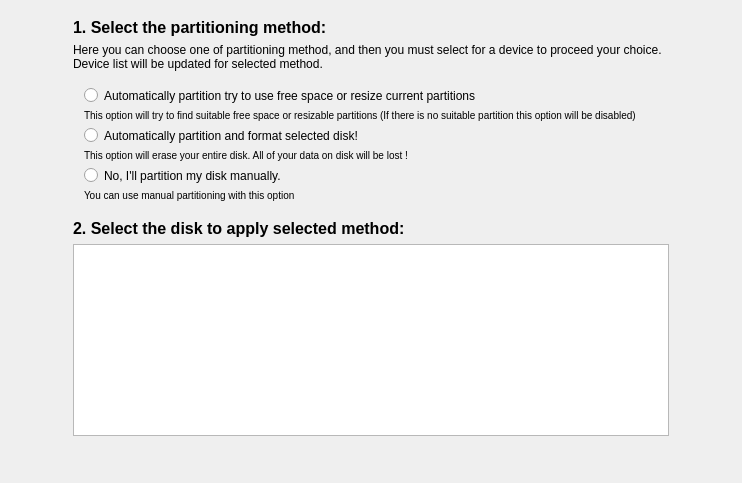
Above: yali4/gui/Ui/autopartwidget.ui from dadas45li/yali before the change. Below: the same form after it.
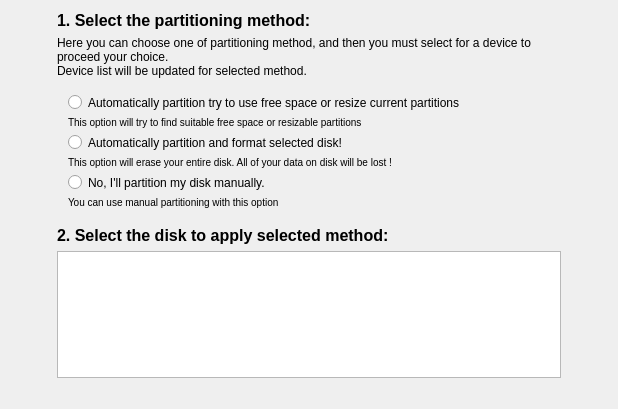
That is the form after the change.

The edit to the form file:
```diff
--- a/yali4/gui/Ui/autopartwidget.ui
+++ b/yali4/gui/Ui/autopartwidget.ui
@@ -5,15 +5,15 @@
    <rect>
     <x>0</x>
     <y>0</y>
-    <width>742</width>
-    <height>483</height>
+    <width>614</width>
+    <height>409</height>
    </rect>
   </property>
   <property name="windowTitle" >
    <string>Form1</string>
   </property>
-  <layout class="QGridLayout" >
-   <item row="0" column="1" >
+  <layout class="QGridLayout" name="gridLayout_2" >
+   <item row="0" column="0" colspan="3" >
     <spacer>
      <property name="orientation" >
       <enum>Qt::Vertical</enum>
@@ -26,22 +26,7 @@
      </property>
     </spacer>
    </item>
-   <item rowspan="2" row="1" column="0" >
-    <spacer>
-     <property name="orientation" >
-      <enum>Qt::Horizontal</enum>
-     </property>
-     <property name="sizeHint" stdset="0" >
-      <size>
-       <width>40</width>
-       <height>20</height>
-      </size>
-     </property>
-    </spacer>
-   </item>
    <item row="1" column="1" >
-    <layout class="QVBoxLayout" >
-     <item>
       <widget class="QLabel" name="textLabel1" >
        <property name="text" >
         <string>&lt;html>&lt;head>&lt;meta name="qrichtext" content="1" />&lt;style type="text/css">
@@ -57,7 +42,7 @@
        </property>
       </widget>
      </item>
-     <item>
+   <item row="2" column="1" >
       <widget class="QLabel" name="label" >
        <property name="text" >
         <string>Here you can choose one of partitioning method, and then you must select for a device to proceed your choice. &lt;br>Device list will be updated for selected method.</string>
@@ -70,13 +55,14 @@
        </property>
       </widget>
      </item>
-    </layout>
-   </item>
-   <item rowspan="2" row="1" column="2" >
+   <item row="3" column="0" >
     <spacer>
      <property name="orientation" >
       <enum>Qt::Horizontal</enum>
      </property>
+     <property name="sizeType" >
+      <enum>QSizePolicy::Fixed</enum>
+     </property>
      <property name="sizeHint" stdset="0" >
       <size>
        <width>40</width>
@@ -85,7 +71,7 @@
      </property>
     </spacer>
    </item>
-   <item row="2" column="1" >
+   <item rowspan="2" row="3" column="1" >
     <widget class="QGroupBox" name="groupBox" >
      <property name="styleSheet" >
       <string notr="true" >border:none;</string>
@@ -99,7 +85,7 @@
      <property name="checkable" >
       <bool>false</bool>
      </property>
-     <layout class="QGridLayout" >
+     <layout class="QGridLayout" name="gridLayout" >
       <item row="0" column="0" >
        <widget class="QRadioButton" name="accept_auto_1" >
         <property name="font" >
@@ -110,22 +96,6 @@
         </property>
        </widget>
       </item>
-      <item row="1" column="0" >
-       <widget class="QLabel" name="label_2" >
-        <property name="styleSheet" >
-         <string notr="true" >font-size:10px;</string>
-        </property>
-        <property name="text" >
-         <string>This option will try to find suitable free space or resizable partitions (If there is no suitable partition this option will be disabled)</string>
-        </property>
-        <property name="alignment" >
-         <set>Qt::AlignLeading|Qt::AlignLeft|Qt::AlignTop</set>
-        </property>
-        <property name="wordWrap" >
-         <bool>true</bool>
-        </property>
-       </widget>
-      </item>
       <item row="2" column="0" >
        <widget class="QRadioButton" name="accept_auto_2" >
         <property name="font" >
@@ -172,10 +142,48 @@
         </property>
        </widget>
       </item>
+      <item row="1" column="0" >
+       <widget class="QLabel" name="label_2" >
+        <property name="toolTip" >
+         <string>If there is no suitable partition this option will be disabled</string>
+        </property>
+        <property name="styleSheet" >
+         <string notr="true" >font-size:10px;</string>
+        </property>
+        <property name="text" >
+         <string>This option will try to find suitable free space or resizable partitions</string>
+        </property>
+        <property name="scaledContents" >
+         <bool>true</bool>
+        </property>
+        <property name="alignment" >
+         <set>Qt::AlignLeading|Qt::AlignLeft|Qt::AlignTop</set>
+        </property>
+        <property name="wordWrap" >
+         <bool>true</bool>
+        </property>
+       </widget>
+      </item>
      </layout>
     </widget>
    </item>
-   <item row="3" column="1" >
+   <item row="4" column="2" >
+    <spacer>
+     <property name="orientation" >
+      <enum>Qt::Horizontal</enum>
+     </property>
+     <property name="sizeType" >
+      <enum>QSizePolicy::Fixed</enum>
+     </property>
+     <property name="sizeHint" stdset="0" >
+      <size>
+       <width>40</width>
+       <height>20</height>
+      </size>
+     </property>
+    </spacer>
+   </item>
+   <item row="5" column="1" >
     <layout class="QVBoxLayout" >
      <item>
       <widget class="QLabel" name="textLabel1_2" >
@@ -198,7 +206,7 @@
      </item>
     </layout>
    </item>
-   <item row="4" column="1" >
+   <item row="6" column="1" >
     <widget class="QLabel" name="info" >
      <property name="text" >
       <string>&amp;nbsp;</string>
@@ -214,7 +222,7 @@
      </property>
     </widget>
    </item>
-   <item row="5" column="1" >
+   <item row="7" column="1" >
     <spacer>
      <property name="orientation" >
       <enum>Qt::Vertical</enum>
```
Left out of the diff: 15 changed lines with no effect on the pictures. Lines whose indentation alone changed are shown as unchanged.
